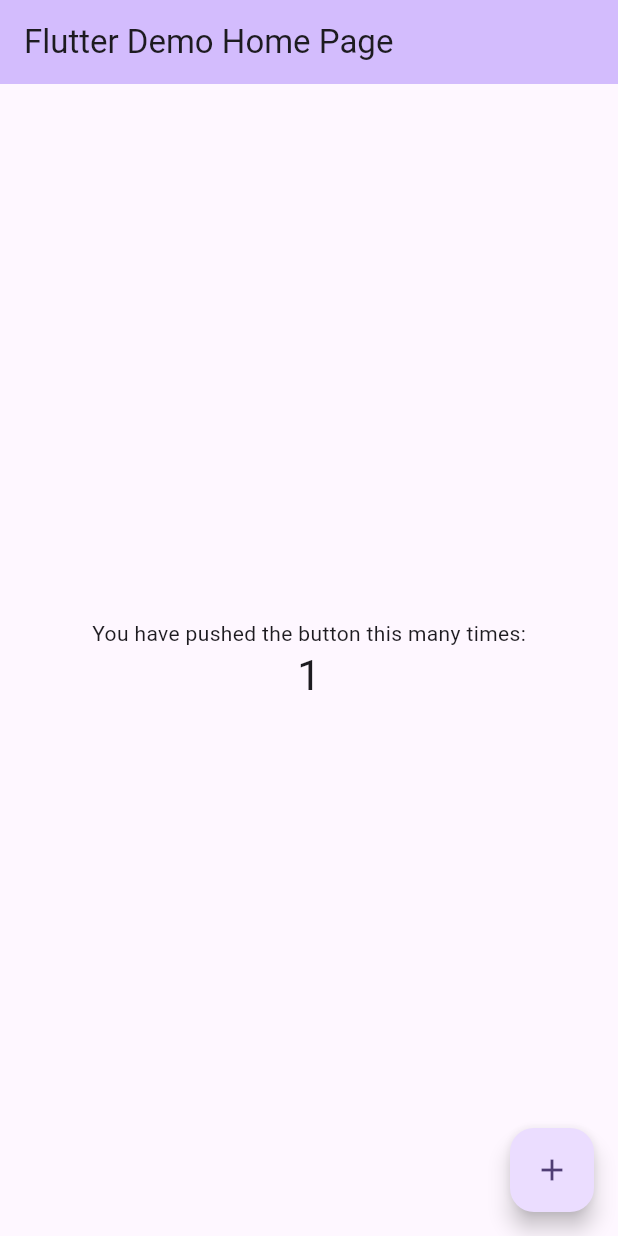
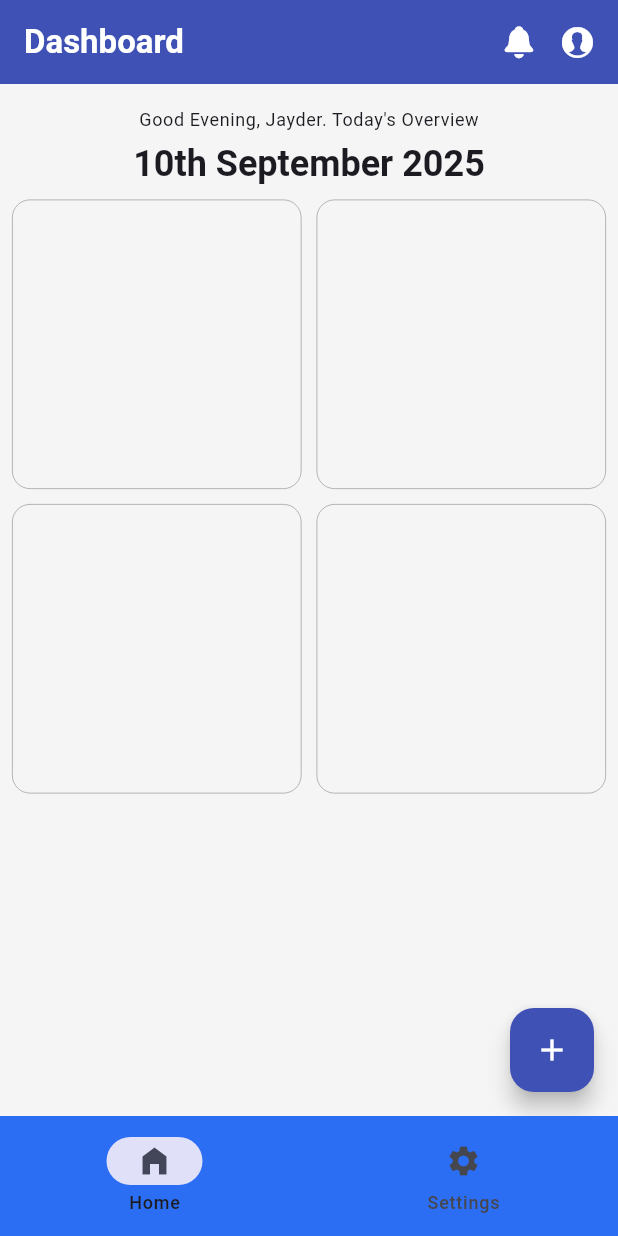
Before and after one commit to josephwatunu123/rental-finance-tracker, a Flutter app: the screen it shows after launch, after a tap on the "add" icon, on a phone screen of 412 x 824 dp. Run offline on Flutter 3.47's test engine with Material 3 defaults, Android fonts, the phone set to English and light mode, and no system bars; our stand-ins replace flutter_riverpod.

Commit message:
App backbone setup

```diff
--- /dev/null
+++ b/lib/features/home/home_page.dart
@@ -0,0 +1,103 @@
+import 'package:flutter/cupertino.dart';
+import 'package:flutter/material.dart';
+import 'package:rental_finance_tracker/theme/app_colors.dart';
+
+class HomePage extends StatefulWidget {
+  const HomePage({super.key});
+
+  @override
+  State<HomePage> createState() => _HomePageState();
+}
+
+class _HomePageState extends State<HomePage> {
+  @override
+  Widget build(BuildContext context) {
+    final theme = Theme.of(context);
+    final size = MediaQuery.of(context).size;
+    return Scaffold(
+      appBar: AppBar(
+        title:  Text('Dashboard',style:theme.textTheme.titleLarge?.copyWith(fontWeight: FontWeight.bold,color: Colors.white) ,),
+        centerTitle: false,
+        actions: [
+          Icon(CupertinoIcons.bell_fill),
+          const SizedBox(width: 15),
+          Icon(CupertinoIcons.person_alt_circle_fill),
+        ],
+        actionsPadding: EdgeInsets.only(right: 15),
+      ),
+      body: Padding(
+        padding: const EdgeInsets.all(8.0),
+        child: Column(
+          children: [
+            userGreetings(theme: theme),
+            Expanded(
+              child: GridView(
+                  gridDelegate: SliverGridDelegateWithFixedCrossAxisCount(
+                  crossAxisCount: 2,
+                    crossAxisSpacing: 10,
+                    mainAxisSpacing: 10
+                  ),
+                children: List.generate(4,
+                    (index){
+                      return statsContainer(
+                          height: size.height * 0.10,
+                          width: size.width * 0.22
+                      );
+                    }
+                ),
+
+              ),
+            )
+          ],
+        ),
+      ),
+        floatingActionButton: FloatingActionButton(
+          onPressed: () {
+
+          },
+          child: const Icon(Icons.add),
+        ),
+    );
+  }
+
+  Widget userGreetings(
+  {
+    required ThemeData theme,
+}
+      ){
+    return Container(
+      alignment: Alignment.center,
+      padding: EdgeInsets.all(8),
+      child: Column(
+        crossAxisAlignment: CrossAxisAlignment.center,
+        spacing: 5,
+        children: [
+          Text(
+            "Good Evening, Jayder. Today's Overview",
+            style: theme.textTheme.bodySmall,),
+          Text(
+              "10th September 2025",
+            style: theme.textTheme.headlineSmall?.copyWith(fontWeight: FontWeight.bold),
+          )
+        ],
+      ),
+    );
+  }
+
+  Widget statsContainer({
+    required double height,
+    required double width
+}){
+    return Container(
+      height: height,
+      width: width,
+      decoration: BoxDecoration(
+        borderRadius: BorderRadius.circular(12),
+        border: Border.all(
+          width: 0.5,
+          color: Colors.grey
+        )
+      ),
+    );
+  }
+}
--- /dev/null
+++ b/lib/features/settings/settings.dart
@@ -0,0 +1,71 @@
+import 'package:flutter/cupertino.dart';
+import 'package:flutter/material.dart';
+
+class SettingsPage extends StatefulWidget {
+  const SettingsPage({super.key});
+
+  @override
+  State<SettingsPage> createState() => _SettingsPageState();
+}
+
+class _SettingsPageState extends State<SettingsPage> {
+  @override
+  Widget build(BuildContext context) {
+    final theme = Theme.of(context);
+    const List<String> settings =[
+      'Profile',
+      'About us',
+      'Support',
+      'Logout',
+      'Delete Account'
+    ];
+    final size = MediaQuery.of(context).size;
+    return Scaffold(
+      appBar: AppBar(
+        title:  Text('Settings',style:theme.textTheme.titleLarge?.copyWith(fontWeight: FontWeight.bold) ,),
+      ),
+      body: SingleChildScrollView(
+        child: Column(
+          mainAxisAlignment: MainAxisAlignment.center,
+          crossAxisAlignment: CrossAxisAlignment.center,
+          children:List.generate(
+              settings.length, (index){
+            return settingsCard(
+                theme: theme,
+                title: settings[index],
+                icon: Icons.build,
+                subtitle: 'overview of test',
+                height: size.height * 0.1
+            );
+          })
+        ),
+      ),
+
+    );
+  }
+
+  Widget settingsCard({
+    required ThemeData theme,
+    required String title,
+    required IconData icon,
+    required String subtitle,
+    required double height,
+    Color? iconColor,
+  }) {
+    return Container(
+      width: double.infinity,
+      height: height,
+      padding: EdgeInsets.all(10),
+      child: ListTile(
+        leading: Icon(icon, color: iconColor ?? Colors.blueAccent),
+        title: Text(
+          title,
+          style: theme.textTheme.titleMedium?.copyWith(fontWeight: FontWeight.bold),
+        ),
+        subtitle: Text(subtitle),
+        contentPadding: EdgeInsets.zero, // keeps it tight
+      ),
+    );
+  }
+
+}
--- a/lib/main.dart
+++ b/lib/main.dart
@@ -1,122 +1,71 @@
 import 'package:flutter/material.dart';
+import 'package:flutter_riverpod/flutter_riverpod.dart';
+import 'package:rental_finance_tracker/theme/app_theme.dart';
+
+import 'features/home/home_page.dart';
+import 'features/settings/settings.dart';
 
 void main() {
-  runApp(const MyApp());
+  runApp(const ProviderScope(child: MyApp()));
 }
-
 class MyApp extends StatelessWidget {
   const MyApp({super.key});
 
-  // This widget is the root of your application.
   @override
   Widget build(BuildContext context) {
     return MaterialApp(
-      title: 'Flutter Demo',
-      theme: ThemeData(
-        // This is the theme of your application.
-        //
-        // TRY THIS: Try running your application with "flutter run". You'll see
-        // the application has a purple toolbar. Then, without quitting the app,
-        // try changing the seedColor in the colorScheme below to Colors.green
-        // and then invoke "hot reload" (save your changes or press the "hot
-        // reload" button in a Flutter-supported IDE, or press "r" if you used
-        // the command line to start the app).
-        //
-        // Notice that the counter didn't reset back to zero; the application
-        // state is not lost during the reload. To reset the state, use hot
-        // restart instead.
-        //
-        // This works for code too, not just values: Most code changes can be
-        // tested with just a hot reload.
-        colorScheme: ColorScheme.fromSeed(seedColor: Colors.deepPurple),
-      ),
-      home: const MyHomePage(title: 'Flutter Demo Home Page'),
+      title: 'Profit Stay',
+      theme: AppThemes.lightTheme,
+      darkTheme: AppThemes.darkTheme,
+      themeMode: ThemeMode.system,
+      home: const MainScaffold(),
     );
   }
 }
 
-class MyHomePage extends StatefulWidget {
-  const MyHomePage({super.key, required this.title});
-
-  // This widget is the home page of your application. It is stateful, meaning
-  // that it has a State object (defined below) that contains fields that affect
-  // how it looks.
-
-  // This class is the configuration for the state. It holds the values (in this
-  // case the title) provided by the parent (in this case the App widget) and
-  // used by the build method of the State. Fields in a Widget subclass are
-  // always marked "final".
-
-  final String title;
+class MainScaffold extends ConsumerStatefulWidget {
+  const MainScaffold({super.key});
 
   @override
-  State<MyHomePage> createState() => _MyHomePageState();
+  ConsumerState<MainScaffold> createState() => _MainScaffoldState();
 }
 
-class _MyHomePageState extends State<MyHomePage> {
-  int _counter = 0;
+class _MainScaffoldState extends ConsumerState<MainScaffold> {
+  int _currentIndex = 0;
 
-  void _incrementCounter() {
-    setState(() {
-      // This call to setState tells the Flutter framework that something has
-      // changed in this State, which causes it to rerun the build method below
-      // so that the display can reflect the updated values. If we changed
-      // _counter without calling setState(), then the build method would not be
-      // called again, and so nothing would appear to happen.
-      _counter++;
-    });
-  }
+  final _pages = const [
+    HomePage(),
+    SettingsPage(),
+  ];
 
   @override
   Widget build(BuildContext context) {
-    // This method is rerun every time setState is called, for instance as done
-    // by the _incrementCounter method above.
-    //
-    // The Flutter framework has been optimized to make rerunning build methods
-    // fast, so that you can just rebuild anything that needs updating rather
-    // than having to individually change instances of widgets.
     return Scaffold(
-      appBar: AppBar(
-        // TRY THIS: Try changing the color here to a specific color (to
-        // Colors.amber, perhaps?) and trigger a hot reload to see the AppBar
-        // change color while the other colors stay the same.
-        backgroundColor: Theme.of(context).colorScheme.inversePrimary,
-        // Here we take the value from the MyHomePage object that was created by
-        // the App.build method, and use it to set our appbar title.
-        title: Text(widget.title),
+      body: _pages[_currentIndex],
+      bottomNavigationBar: NavigationBar(
+        selectedIndex: _currentIndex,
+        onDestinationSelected: (index) {
+          setState(() {
+            _currentIndex = index;
+          });
+        },
+        // selectedItemColor: Theme
+        //     .of(context)
+        //     .colorScheme
+        //     .primary,
+        backgroundColor: Color(0xff2B6EF3),
+
+        destinations: const [
+          NavigationDestination(
+            icon: Icon(Icons.home_filled),
+            label: 'Home',
+          ),
+          NavigationDestination(
+            icon: Icon(Icons.settings),
+            label: 'Settings',
+          ),
+        ],
       ),
-      body: Center(
-        // Center is a layout widget. It takes a single child and positions it
-        // in the middle of the parent.
-        child: Column(
-          // Column is also a layout widget. It takes a list of children and
-          // arranges them vertically. By default, it sizes itself to fit its
-          // children horizontally, and tries to be as tall as its parent.
-          //
-          // Column has various properties to control how it sizes itself and
-          // how it positions its children. Here we use mainAxisAlignment to
-          // center the children vertically; the main axis here is the vertical
-          // axis because Columns are vertical (the cross axis would be
-          // horizontal).
-          //
-          // TRY THIS: Invoke "debug painting" (choose the "Toggle Debug Paint"
-          // action in the IDE, or press "p" in the console), to see the
-          // wireframe for each widget.
-          mainAxisAlignment: MainAxisAlignment.center,
-          children: <Widget>[
-            const Text('You have pushed the button this many times:'),
-            Text(
-              '$_counter',
-              style: Theme.of(context).textTheme.headlineMedium,
-            ),
-          ],
-        ),
-      ),
-      floatingActionButton: FloatingActionButton(
-        onPressed: _incrementCounter,
-        tooltip: 'Increment',
-        child: const Icon(Icons.add),
-      ), // This trailing comma makes auto-formatting nicer for build methods.
     );
   }
 }
--- /dev/null
+++ b/lib/theme/app_colors.dart
@@ -0,0 +1,6 @@
+import 'dart:ui';
+
+
+const Color blue1 = Color(0xff3A64E4);
+const Color blue2 = Color(0xff4C2BF3);
+const Color blue3 = Color(0xff2B6EF3);
--- /dev/null
+++ b/lib/theme/app_theme.dart
@@ -0,0 +1,33 @@
+import 'package:flutter/material.dart';
+
+class AppThemes {
+  static final lightTheme = ThemeData(
+    brightness: Brightness.light,
+    colorScheme: ColorScheme.fromSeed(seedColor: Colors.indigo),
+    scaffoldBackgroundColor: Colors.grey[100],
+    appBarTheme: const AppBarTheme(
+      backgroundColor: Colors.indigo,
+      foregroundColor: Colors.white,
+    ),
+    floatingActionButtonTheme: const FloatingActionButtonThemeData(
+      backgroundColor: Colors.indigo,
+      foregroundColor: Colors.white,
+    ),
+  );
+
+  static final darkTheme = ThemeData(
+    brightness: Brightness.dark,
+    colorScheme: ColorScheme.fromSeed(
+      seedColor: Colors.indigo,
+      brightness: Brightness.dark,
+    ),
+    appBarTheme: const AppBarTheme(
+      backgroundColor: Colors.black87,
+      foregroundColor: Colors.white,
+    ),
+    floatingActionButtonTheme: const FloatingActionButtonThemeData(
+      backgroundColor: Colors.indigo,
+      foregroundColor: Colors.white,
+    ),
+  );
+}
```
Also changed, not shown: pubspec.yaml (+5 -65 lines), pubspec.lock.
